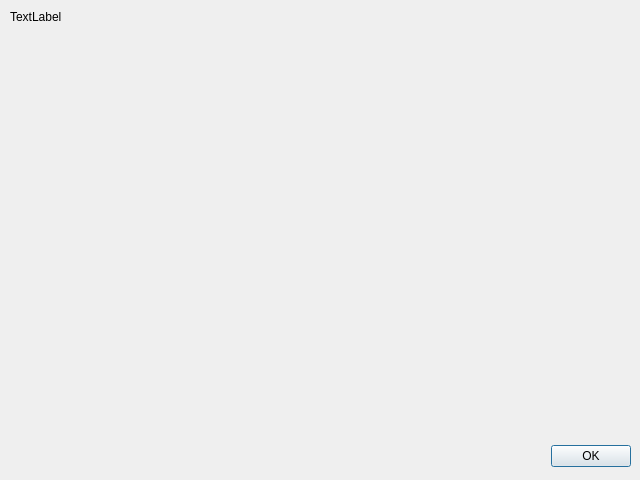
First picture: the form in dialog.ui, repository snelweg/7i96, before the edit.
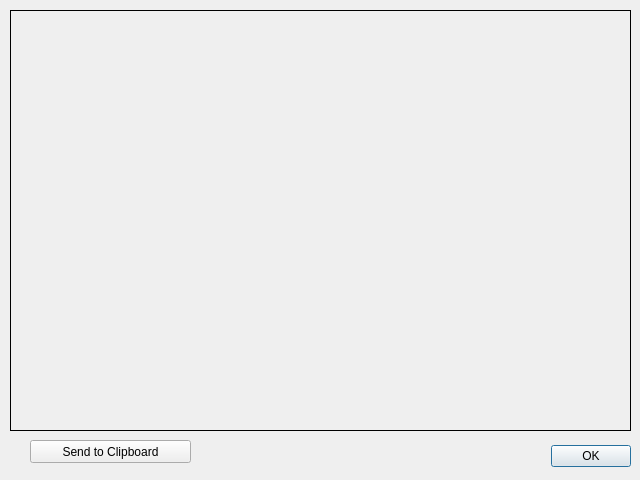
Second picture: the form after the edit.

Diff of the .ui file:
```diff
--- a/dialog.ui
+++ b/dialog.ui
@@ -16,9 +16,9 @@
   <widget class="QDialogButtonBox" name="buttonBox">
    <property name="geometry">
     <rect>
-     <x>10</x>
+     <x>480</x>
      <y>440</y>
-     <width>621</width>
+     <width>151</width>
      <height>32</height>
     </rect>
    </property>
@@ -38,13 +38,32 @@
      <height>421</height>
     </rect>
    </property>
+   <property name="frameShape">
+    <enum>QFrame::Box</enum>
+   </property>
+   <property name="frameShadow">
+    <enum>QFrame::Plain</enum>
+   </property>
    <property name="text">
-    <string>TextLabel</string>
+    <string/>
    </property>
    <property name="alignment">
     <set>Qt::AlignLeading|Qt::AlignLeft|Qt::AlignTop</set>
    </property>
   </widget>
+  <widget class="QPushButton" name="toClipboard">
+   <property name="geometry">
+    <rect>
+     <x>30</x>
+     <y>440</y>
+     <width>161</width>
+     <height>23</height>
+    </rect>
+   </property>
+   <property name="text">
+    <string>Send to Clipboard</string>
+   </property>
+  </widget>
  </widget>
  <resources/>
  <connections>
```
